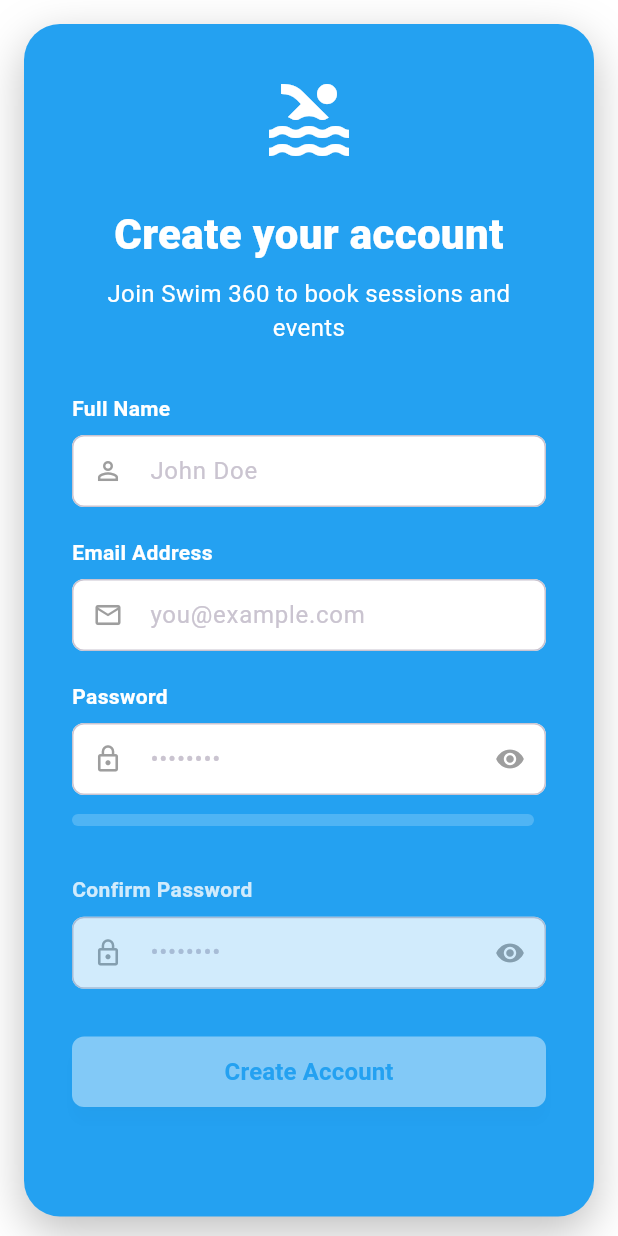
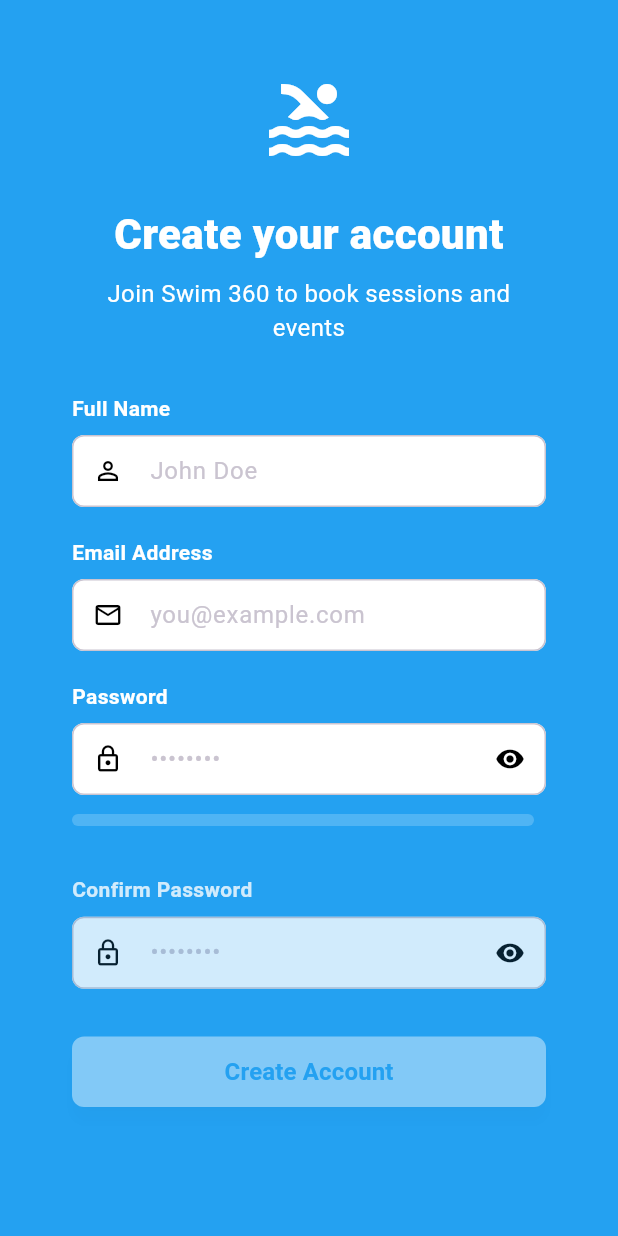
Before and after one commit to MohamedMohamady125/swim360, a Flutter app: the SignupScreen screen opened directly, on a phone screen of 412 x 824 dp. Run offline on Flutter 3.47's test engine with Material 3 defaults, Android fonts, the phone set to English and light mode, and no system bars; our stand-ins replace pinput.

Commit message:
UI changes

```diff
--- a/lib/screens/auth/signup_screen.dart
+++ b/lib/screens/auth/signup_screen.dart
@@ -1,5 +1,6 @@
 import 'dart:math' as math;
 import 'package:flutter/material.dart';
+import 'package:swim360/screens/auth/login_screen.dart';
 
 void main() {
   runApp(const Swim360SignupApp());
@@ -77,7 +78,7 @@
 
     // Create staggered animations for 12 items with clamped intervals
       _itemAnimations = List.generate(12, (index) {
-      final start = (index * 0.08) + 0.08;
+        final start = math.min((index * 0.08) + 0.08, 1.0);
         final end = math.min(start + 0.25, 1.0);
         return Tween<double>(
           begin: 0.0,
@@ -143,7 +144,7 @@
           break;
         default:
           _strengthWidth = 0.0;
-          _strengthColor = Colors.grey;
+          _strengthColor = Colors.black;
       }
     });
   }
@@ -265,7 +266,7 @@
   @override
   Widget build(BuildContext context) {
     return Scaffold(
-      backgroundColor: Colors.white,
+      backgroundColor: Color(0xFF24A1F1),
       body: SafeArea(
         child: Center(
           child: SingleChildScrollView(
@@ -287,13 +288,6 @@
                 decoration: BoxDecoration(
                   color: const Color(0xFF24A1F1),
                   borderRadius: BorderRadius.circular(24),
-                  boxShadow: [
-                    BoxShadow(
-                      color: Colors.black.withOpacity(0.25),
-                      blurRadius: 25,
-                      offset: const Offset(0, 10),
-                    ),
-                  ],
                 ),
                 child: Form(
                   key: _formKey,
@@ -354,11 +348,12 @@
                             const SizedBox(height: 8),
                             TextFormField(
                               controller: _nameController,
+                              style: const TextStyle(color: Colors.black),
                               decoration: InputDecoration(
                                 hintText: 'John Doe',
                                 prefixIcon: const Icon(
                                   Icons.person_outline,
-                                  color: Colors.grey,
+                                  color: Colors.black,
                                   size: 20,
                                 ),
                                 filled: true,
@@ -409,11 +404,12 @@
                             TextFormField(
                               controller: _emailController,
                               keyboardType: TextInputType.emailAddress,
+                              style: const TextStyle(color: Colors.black),
                               decoration: InputDecoration(
                                 hintText: 'you@example.com',
                                 prefixIcon: const Icon(
                                   Icons.email_outlined,
-                                  color: Colors.grey,
+                                  color: Colors.black,
                                   size: 20,
                                 ),
                                 filled: true,
@@ -467,11 +463,12 @@
                             TextFormField(
                               controller: _passwordController,
                               obscureText: !_isPasswordVisible,
+                              style: const TextStyle(color: Colors.black),
                               decoration: InputDecoration(
                                 hintText: '••••••••',
                                 prefixIcon: const Icon(
                                   Icons.lock_outline,
-                                  color: Colors.grey,
+                                  color: Colors.black,
                                   size: 20,
                                 ),
                                 suffixIcon: IconButton(
@@ -479,7 +476,7 @@
                                     _isPasswordVisible
                                         ? Icons.visibility_off
                                         : Icons.visibility,
-                                    color: Colors.grey,
+                                    color: Colors.black,
                                     size: 20,
                                   ),
                                   onPressed: () {
@@ -578,11 +575,12 @@
                             TextFormField(
                               controller: _confirmPasswordController,
                               obscureText: !_isConfirmPasswordVisible,
+                              style: const TextStyle(color: Colors.black),
                               decoration: InputDecoration(
                                 hintText: '••••••••',
                                 prefixIcon: const Icon(
                                   Icons.lock_outline,
-                                  color: Colors.grey,
+                                  color: Colors.black,
                                   size: 20,
                                 ),
                                 suffixIcon: IconButton(
@@ -590,7 +588,7 @@
                                     _isConfirmPasswordVisible
                                         ? Icons.visibility_off
                                         : Icons.visibility,
-                                    color: Colors.grey,
+                                    color: Colors.black,
                                     size: 20,
                                   ),
                                   onPressed: () {
@@ -673,7 +671,14 @@
                                 ),
                               ),
                               TextButton(
-                                onPressed: () {},
+                                onPressed: () {
+                                  Navigator.pushReplacement(
+                                    context,
+                                    MaterialPageRoute(
+                                      builder: (context) => const LoginScreen(),
+                                    ),
+                                  );
+                                },
                                 style: TextButton.styleFrom(
                                   padding: EdgeInsets.zero,
                                   minimumSize: Size.zero,
@@ -684,8 +689,7 @@
                                   'Sign in',
                                   style: TextStyle(
                                     color: Colors.white,
-                                    fontSize: 14,
-                                    fontWeight: FontWeight.w600,
+                                    fontWeight: FontWeight.bold,
                                   ),
                                 ),
                               ),
```
Also changed, not shown: lib/main.dart (+22 -0 lines), lib/screens/auth/forgot_password_screen.dart (+22 -12 lines), lib/screens/auth/login_screen.dart (+32 -18 lines), lib/screens/auth/verify_email_screen.dart (+15 -17 lines), pubspec.lock, 4 other files. Lines whose indentation alone changed are shown as unchanged.
